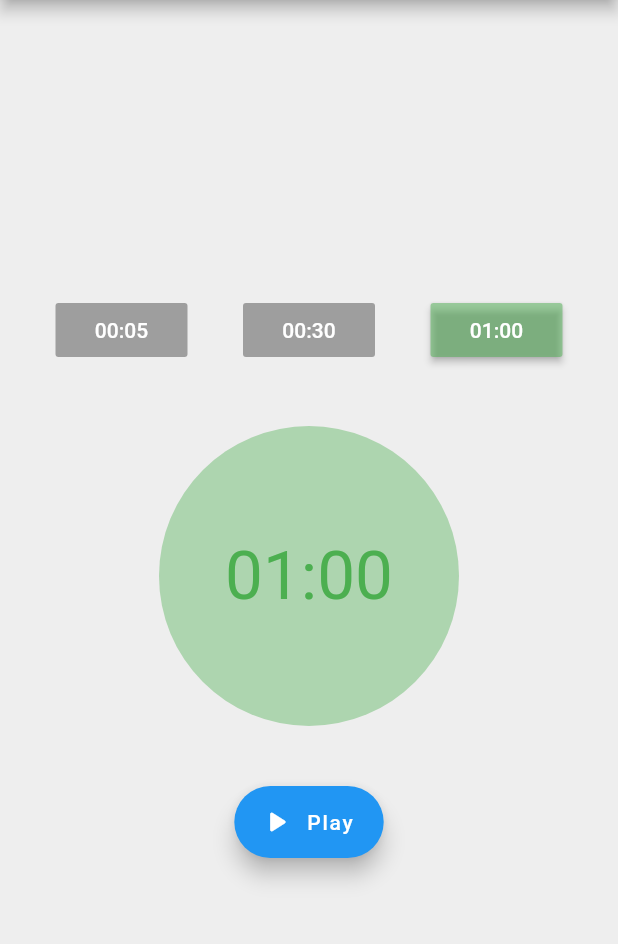
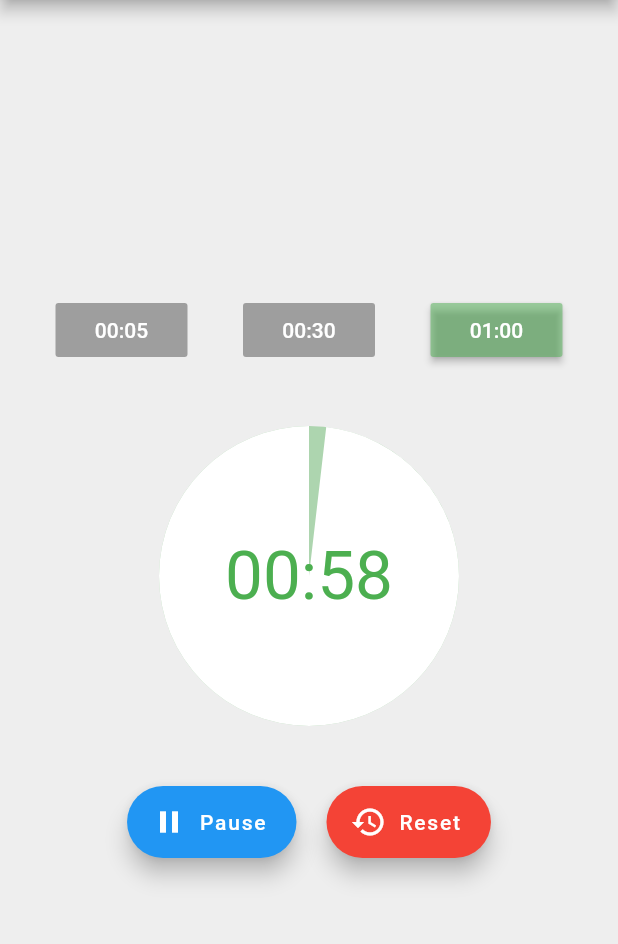
Before and after one commit to javiermorenodev/flutter_countdown, a Flutter app: the screen it shows after launch, after a tap on "00:30", after a tap on "01:00", after a tap on "Play", on a phone screen of 412 x 824 dp, the part 84-1028 px from its top. Run offline on Flutter 3.47's test engine with Material 2 defaults, Android fonts, the phone set to English and light mode, and no system bars.

Commit message:
Animación finalizada

```diff
--- /dev/null
+++ b/lib/painters/timer.dart
@@ -0,0 +1,41 @@
+import 'package:flutter/material.dart';
+import 'dart:math' as math;
+
+class TimerPainter extends CustomPainter {
+  final Animation<double> animation;
+  final Color backgrounColor;
+
+  TimerPainter({required this.animation, required this.backgrounColor});
+
+  Path getWheelPath(double wheelSize, double fromRadius, double toRadius) {
+    return Path()
+      ..moveTo(wheelSize, wheelSize)
+      ..arcTo(
+          Rect.fromCircle(
+              center: Offset(wheelSize, wheelSize), radius: wheelSize),
+          fromRadius,
+          -toRadius,
+          false)
+      ..close();
+  }
+
+  Paint getColorPaint(Color color) {
+    Paint paint = Paint();
+    paint.color = color;
+    return paint;
+  }
+
+  @override
+  void paint(Canvas canvas, Size size) {
+    double wheelSize = size.width / 2;
+    double radius = (2 * math.pi) / 4;
+    canvas.drawPath(
+        getWheelPath(wheelSize, -radius, radius * (4 * animation.value)),
+        getColorPaint(backgrounColor));
+  }
+
+  @override
+  bool shouldRepaint(TimerPainter oldDelegate) {
+    return oldDelegate != this;
+  }
+}
--- a/lib/screens/app.dart
+++ b/lib/screens/app.dart
@@ -1,3 +1,4 @@
+import 'package:flutter_countdown/painters/timer.dart';
 import 'package:flutter_countdown/widgets/select_duration.dart';
 import 'package:flutter/material.dart';
 
@@ -8,15 +9,23 @@ class MyHomePage extends StatefulWidget {
   State<MyHomePage> createState() => _MyHomePageState();
 }
 
-class _MyHomePageState extends State<MyHomePage> {
+class _MyHomePageState extends State<MyHomePage> with TickerProviderStateMixin {
+  late AnimationController animationController;
+
   late int _selectDuration = 1;
 
   @override
   void initState() {
+    animationController = AnimationController(
+      vsync: this,
+      duration: const Duration(seconds: 5),
+    );
+
     super.initState();
   }
 
   String get timerString {
+    if (animationController.value == 0.0) {
       switch (_selectDuration) {
         case 1:
           return '00:05';
@@ -26,8 +35,14 @@ class _MyHomePageState extends State<MyHomePage> {
           return '01:00';
       }
     }
+    Duration duration =
+        animationController.duration! * animationController.value;
+    return '${duration.inMinutes.toString().padLeft(2, '0')}:${(duration.inSeconds % 60).toString().padLeft(2, '0')}';
+  }
 
   _resetTimer(Duration duration, int select) {
+    animationController.value = 0.0;
+    animationController.duration = duration;
     _selectDuration = select;
     setState(() {});
   }
@@ -43,7 +58,10 @@ class _MyHomePageState extends State<MyHomePage> {
       appBar: AppBar(
         title: const Text('Countdown Animation'),
       ),
-      body: Center(
+      body: AnimatedBuilder(
+        animation: animationController,
+        builder: (context, child) {
+          return Center(
             child: Column(
               mainAxisAlignment: MainAxisAlignment.center,
               children: <Widget>[
@@ -51,17 +69,20 @@ class _MyHomePageState extends State<MyHomePage> {
                   mainAxisAlignment: MainAxisAlignment.spaceEvenly,
                   children: [
                     SelectDuration(
-                  onPressed: () => _resetTimer(const Duration(seconds: 5), 1),
+                      onPressed: () =>
+                          _resetTimer(const Duration(seconds: 5), 1),
                       label: '00:05',
                       select: _selectDuration == 1,
                     ),
                     SelectDuration(
-                  onPressed: () => _resetTimer(const Duration(seconds: 30), 2),
+                      onPressed: () =>
+                          _resetTimer(const Duration(seconds: 30), 2),
                       label: '00:30',
                       select: _selectDuration == 2,
                     ),
                     SelectDuration(
-                  onPressed: () => _resetTimer(const Duration(seconds: 60), 3),
+                      onPressed: () =>
+                          _resetTimer(const Duration(seconds: 60), 3),
                       label: '01:00',
                       select: _selectDuration == 3,
                     ),
@@ -79,6 +100,12 @@ class _MyHomePageState extends State<MyHomePage> {
                             borderRadius: BorderRadius.circular(100.0),
                             color: Colors.green.withOpacity(.4),
                           ),
+                          child: CustomPaint(
+                            painter: TimerPainter(
+                              animation: animationController,
+                              backgrounColor: Colors.white,
+                            ),
+                          ),
                         ),
                       ),
                       Center(
@@ -94,13 +121,52 @@ class _MyHomePageState extends State<MyHomePage> {
                   ),
                 ),
                 const SizedBox(height: 40.0),
+                Row(
+                  mainAxisAlignment: MainAxisAlignment.spaceEvenly,
+                  children: [
+                    Row(
+                      children: [
                         FloatingActionButton.extended(
-              onPressed: () {},
-              icon: const Icon(Icons.play_arrow_rounded),
-              label: const Text("Play"),
+                          onPressed: () {
+                            if (animationController.isAnimating) {
+                              animationController.stop();
+                            } else {
+                              animationController.reverse(
+                                  from: animationController.value == 0.0
+                                      ? 1
+                                      : animationController.value);
+                            }
+                          },
+                          icon: Icon(animationController.isAnimating
+                              ? Icons.pause
+                              : Icons.play_arrow_rounded),
+                          label: Text(animationController.isAnimating
+                              ? "Pause"
+                              : "Play"),
+                        ),
+                        if (animationController.isAnimating)
+                          Row(
+                            children: [
+                              const SizedBox(width: 20.0),
+                              FloatingActionButton.extended(
+                                backgroundColor: Colors.red,
+                                onPressed: () {
+                                  _resetTimer(animationController.duration!,
+                                      _selectDuration);
+                                },
+                                icon: const Icon(Icons.restore),
+                                label: const Text("Reset"),
                               ),
                             ],
                           ),
+                      ],
+                    ),
+                  ],
+                ),
+              ],
+            ),
+          );
+        },
       ),
     );
   }
```
Lines whose indentation alone changed are shown as unchanged.
